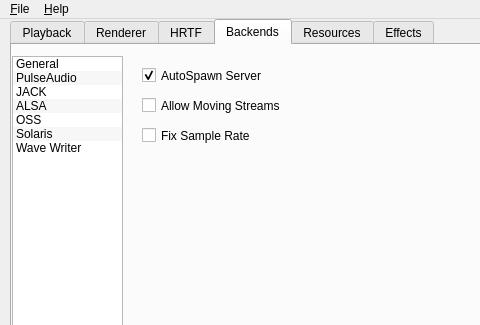
This is utils/alsoft-config/mainwindow.ui in kcat/openal-soft as Qt 5 draws it before an edit; both pictures show x 0 to 480 and y 0 to 325 of the 564 by 460 pixel window. The edited form follows.
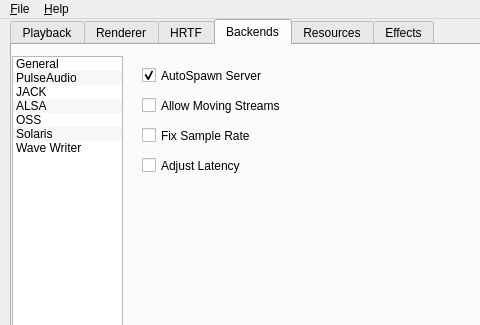
This is the edited form. The open tabs and pages were chosen to show the change. Icons and pictures are not drawn.

Commit message: Add an adjust-latency config option for PulseAudio

Diff of the .ui file:
```diff
--- a/utils/alsoft-config/mainwindow.ui
+++ b/utils/alsoft-config/mainwindow.ui
@@ -1319,6 +1319,26 @@
          <string>Fix Sample Rate</string>
         </property>
        </widget>
+       <widget class="QCheckBox" name="pulseAdjLatencyCheckBox">
+        <property name="geometry">
+         <rect>
+          <x>20</x>
+          <y>100</y>
+          <width>111</width>
+          <height>21</height>
+         </rect>
+        </property>
+        <property name="toolTip">
+         <string>Attempts to adjust the overall latency of device
+playback. Note that this may have adverse effects
+on the resulting internal buffer sizes and mixing
+updates, leading to performance problems and
+drop-outs.</string>
+        </property>
+        <property name="text">
+         <string>Adjust Latency</string>
+        </property>
+       </widget>
       </widget>
       <widget class="QWidget" name="page_7">
        <widget class="QCheckBox" name="jackAutospawnCheckBox">
```
Left out of the diff: 15 changed lines with no effect on the pictures. The commit also changes 2 other files.
